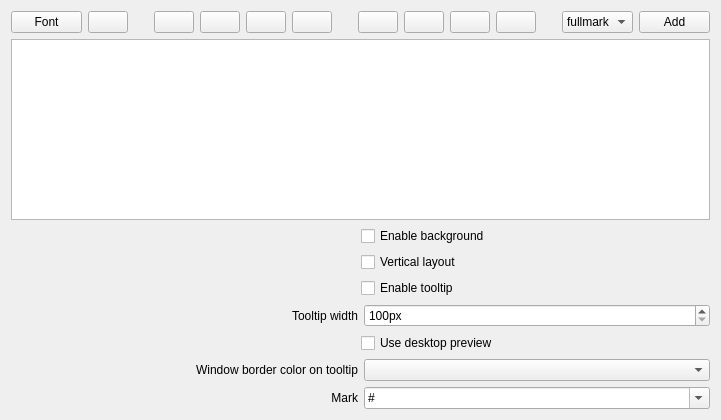
arcan1s/awesome-widgets, file sources/desktop-panel/widget.ui: the form before one commit.
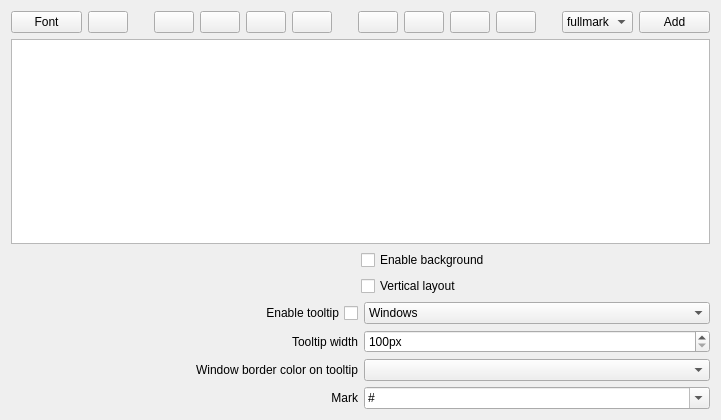
The form after the commit. Icons and pictures are not drawn. Custom widgets are drawn as their Qt base class.

```diff
--- a/sources/desktop-panel/widget.ui
+++ b/sources/desktop-panel/widget.ui
@@ -415,19 +415,6 @@
    </item>
    <item row="4" column="0">
     <layout class="QHBoxLayout" name="layout_tooltip_2">
-     <item>
-      <spacer name="spacer_tooltip">
-       <property name="orientation">
-        <enum>Qt::Horizontal</enum>
-       </property>
-       <property name="sizeHint" stdset="0">
-        <size>
-         <width>40</width>
-         <height>20</height>
-        </size>
-       </property>
-      </spacer>
-     </item>
      <item>
       <widget class="QCheckBox" name="checkBox_tooltip">
        <property name="sizePolicy">
@@ -436,39 +423,37 @@
          <verstretch>0</verstretch>
         </sizepolicy>
        </property>
+       <property name="layoutDirection">
+        <enum>Qt::RightToLeft</enum>
+       </property>
        <property name="text">
         <string>Enable tooltip</string>
        </property>
       </widget>
      </item>
-    </layout>
-   </item>
-   <item row="6" column="0">
-    <layout class="QHBoxLayout" name="layout_desktopPreview">
      <item>
-      <spacer name="spacer_desktopPreview">
-       <property name="orientation">
-        <enum>Qt::Horizontal</enum>
-       </property>
-       <property name="sizeHint" stdset="0">
-        <size>
-         <width>40</width>
-         <height>20</height>
-        </size>
-       </property>
-      </spacer>
-     </item>
-     <item>
-      <widget class="QCheckBox" name="checkBox_desktopPreview">
+      <widget class="QComboBox" name="comboBox_tooltipType">
        <property name="sizePolicy">
         <sizepolicy hsizetype="Expanding" vsizetype="Fixed">
          <horstretch>0</horstretch>
          <verstretch>0</verstretch>
         </sizepolicy>
        </property>
-       <property name="text">
-        <string>Use desktop preview</string>
-       </property>
+       <item>
+        <property name="text">
+         <string>Windows</string>
+        </property>
+       </item>
+       <item>
+        <property name="text">
+         <string>Contours</string>
+        </property>
+       </item>
+       <item>
+        <property name="text">
+         <string>Clean desktop</string>
+        </property>
+       </item>
       </widget>
      </item>
     </layout>
```
Left out of the diff: 4 changed lines with no effect on the pictures.
